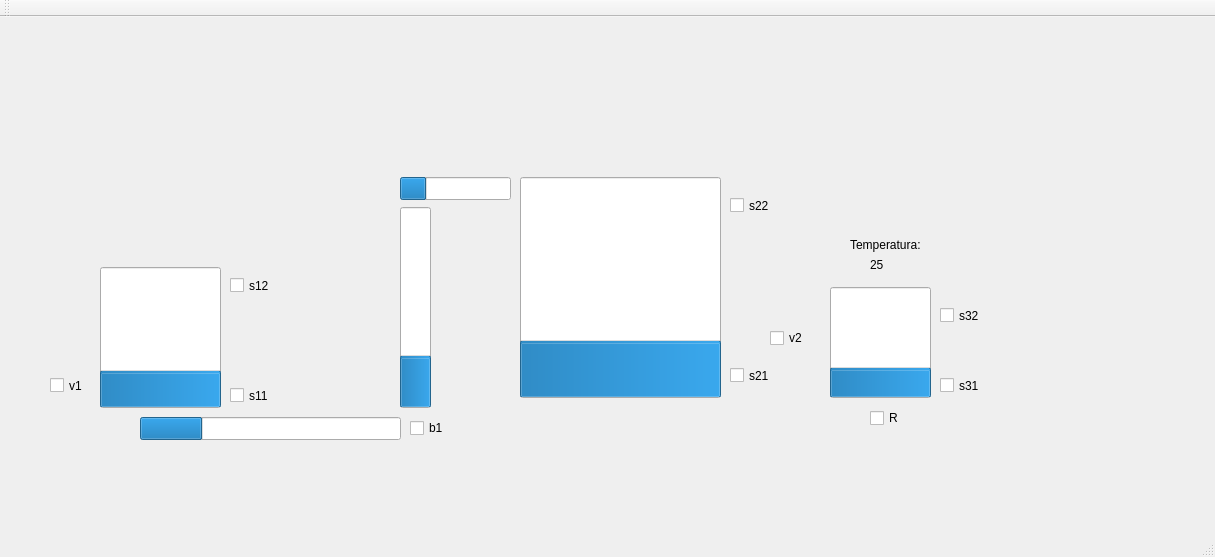
Old version of the form Automacao Predial/Qt_gui/pp_gui/mainwindow.ui in the repository lucas-medeiros/Automacao-Predial.
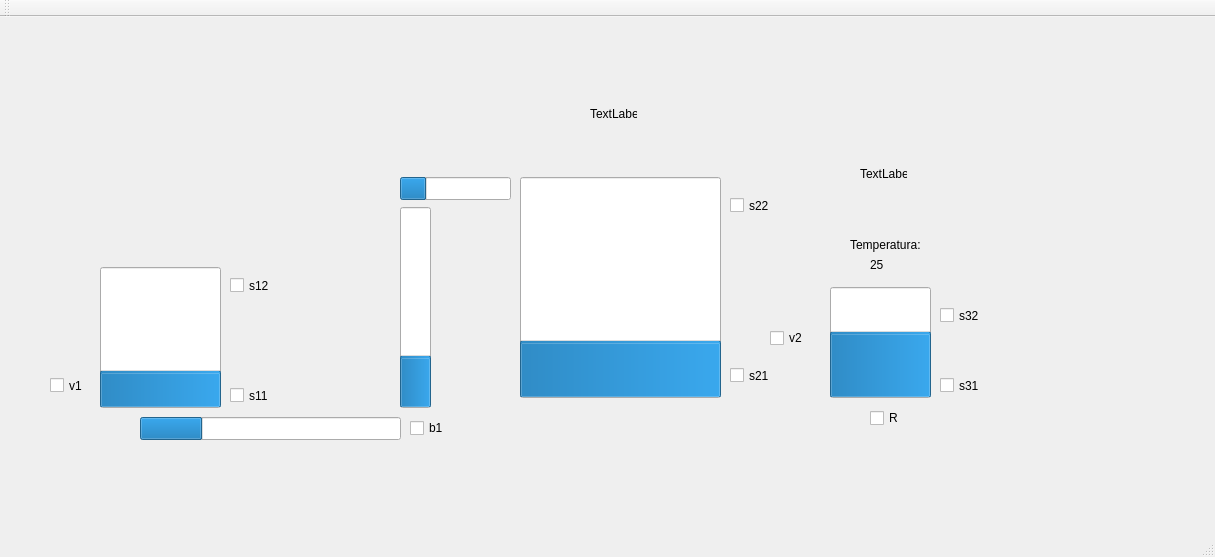
New version of the form.

```diff
--- a/Automacao Predial/Qt_gui/pp_gui/mainwindow.ui
+++ b/Automacao Predial/Qt_gui/pp_gui/mainwindow.ui
@@ -190,8 +190,11 @@
       <height>111</height>
      </rect>
     </property>
+    <property name="maximum">
+     <number>25</number>
+    </property>
     <property name="value">
-     <number>24</number>
+     <number>14</number>
     </property>
     <property name="textVisible">
      <bool>false</bool>
@@ -278,6 +281,32 @@
      <string>Temperatura:</string>
     </property>
    </widget>
+   <widget class="QLabel" name="label_niveltanque2">
+    <property name="geometry">
+     <rect>
+      <x>590</x>
+      <y>90</y>
+      <width>47</width>
+      <height>13</height>
+     </rect>
+    </property>
+    <property name="text">
+     <string>TextLabel</string>
+    </property>
+   </widget>
+   <widget class="QLabel" name="label_niveltanque3">
+    <property name="geometry">
+     <rect>
+      <x>860</x>
+      <y>150</y>
+      <width>47</width>
+      <height>13</height>
+     </rect>
+    </property>
+    <property name="text">
+     <string>TextLabel</string>
+    </property>
+   </widget>
   </widget>
   <widget class="QMenuBar" name="menuBar">
    <property name="geometry">
```
